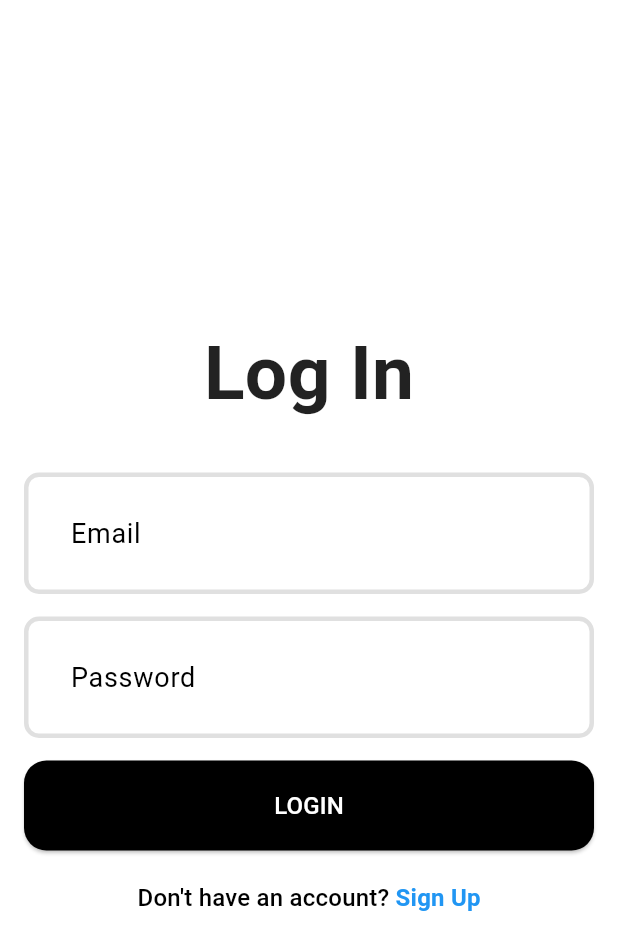
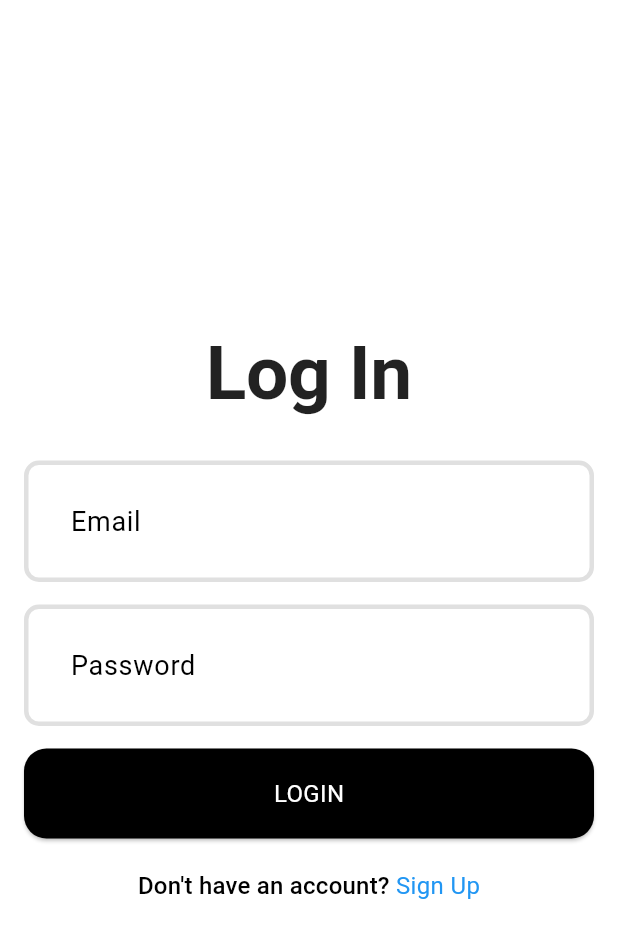
Before and after one commit to EmreDmrell/task-manager, a Flutter app: the screen it shows after launch, after a tap on "Skip", on a phone screen of 412 x 824 dp. Shown: the top 950 px of the screen. Run offline on Flutter 3.47's test engine with Material 3 defaults, Android fonts, the phone set to English and light mode, and no system bars; drawn by our look-alikes of showcaseview; our stand-ins replace connectivity_plus, flutter_bloc, introduction_screen, shared_preferences, sqflite; missing offline and left inert: flex_color_picker; accounts and stored records are empty.

Commit message:
refactor: Update text styles to use theme for consistency across login, signup, and onboarding pages

```diff
--- a/frontend/lib/features/auth/pages/login_page.dart
+++ b/frontend/lib/features/auth/pages/login_page.dart
@@ -57,13 +57,10 @@ class _LoginPageState extends State<LoginPage> {
               child: Column(
                 mainAxisAlignment: MainAxisAlignment.center,
                 children: [
-                  const Text(
-                    'Log In',
-                    style: TextStyle(
-                      fontSize: 50,
-                      fontWeight: FontWeight.bold,
-                    ),
-                  ),
+                  Text('Log In',
+                      style: Theme.of(context).textTheme.displayLarge?.copyWith(
+                            fontSize: 50,
+                          )),
                   SizedBox(height: 30),
                   TextFormField(
                     controller: emailController,
@@ -96,12 +93,11 @@ class _LoginPageState extends State<LoginPage> {
                   SizedBox(height: 15),
                   ElevatedButton(
                     onPressed: loginUser,
-                    child: const Text(
+                    child: Text(
                       'LOGIN',
-                      style: TextStyle(
-                        fontSize: 16,
-                        color: Colors.white,
-                      ),
+                      style: Theme.of(context).textTheme.bodyMedium?.copyWith(
+                            color: Colors.white,
+                          ),
                     ),
                   ),
                   const SizedBox(height: 20),
@@ -115,10 +111,12 @@ class _LoginPageState extends State<LoginPage> {
                         children: [
                           TextSpan(
                             text: 'Sign Up',
-                            style: const TextStyle(
-                              color: Colors.blue,
-                              fontWeight: FontWeight.bold,
-                            ),
+                            style: Theme.of(context)
+                                .textTheme
+                                .bodyMedium
+                                ?.copyWith(
+                                  color: Colors.blue,
+                                ),
                           ),
                         ],
                       ),
--- a/frontend/lib/features/onboarding/pages/onboarding_screen.dart
+++ b/frontend/lib/features/onboarding/pages/onboarding_screen.dart
@@ -8,6 +8,8 @@ class OnboardingScreen extends StatelessWidget {
 
   @override
   Widget build(BuildContext context) {
+    final textTheme = Theme.of(context).textTheme;
+
     return IntroductionScreen(
       pages: [
         PageViewModel(
@@ -15,11 +17,12 @@ class OnboardingScreen extends StatelessWidget {
           body:
               "Stay organized and boost your productivity with our intuitive task management app",
           image: Image.asset('assets/images/undraw_welcome-cats_tw36.png'),
-          decoration: const PageDecoration(
-            titleTextStyle:
-                TextStyle(fontSize: 28, fontWeight: FontWeight.bold),
-            bodyTextStyle: TextStyle(fontSize: 18),
-            imagePadding: EdgeInsets.only(top: 40),
+          decoration: PageDecoration(
+            titleTextStyle: textTheme.headlineMedium ??
+                const TextStyle(fontSize: 24.0, fontWeight: FontWeight.bold),
+            bodyTextStyle:
+                textTheme.bodyLarge ?? const TextStyle(fontSize: 16.0),
+            imagePadding: const EdgeInsets.only(top: 40),
           ),
         ),
         PageViewModel(
@@ -27,11 +30,12 @@ class OnboardingScreen extends StatelessWidget {
           body:
               "Easily create new tasks, set due dates, and organize them with custom colors",
           image: Image.asset('assets/images/undraw_to-do-list_dzdz.png'),
-          decoration: const PageDecoration(
-            titleTextStyle:
-                TextStyle(fontSize: 28, fontWeight: FontWeight.bold),
-            bodyTextStyle: TextStyle(fontSize: 18),
-            imagePadding: EdgeInsets.only(top: 40),
+          decoration: PageDecoration(
+            titleTextStyle: textTheme.headlineMedium ??
+                const TextStyle(fontSize: 24.0, fontWeight: FontWeight.bold),
+            bodyTextStyle:
+                textTheme.bodyLarge ?? const TextStyle(fontSize: 16.0),
+            imagePadding: const EdgeInsets.only(top: 40),
           ),
         ),
         PageViewModel(
@@ -40,11 +44,12 @@ class OnboardingScreen extends StatelessWidget {
               "Filter tasks by date and keep track of your daily achievements",
           image:
               Image.asset('assets/images/undraw_progress-indicator_c14b.png'),
-          decoration: const PageDecoration(
-            titleTextStyle:
-                TextStyle(fontSize: 28, fontWeight: FontWeight.bold),
-            bodyTextStyle: TextStyle(fontSize: 18),
-            imagePadding: EdgeInsets.only(top: 40),
+          decoration: PageDecoration(
+            titleTextStyle: textTheme.headlineMedium ??
+                const TextStyle(fontSize: 24.0, fontWeight: FontWeight.bold),
+            bodyTextStyle:
+                textTheme.bodyLarge ?? const TextStyle(fontSize: 16.0),
+            imagePadding: const EdgeInsets.only(top: 40),
           ),
         ),
         PageViewModel(
@@ -52,26 +57,29 @@ class OnboardingScreen extends StatelessWidget {
           body:
               "Your tasks are automatically synced when you're online, access them anywhere",
           image: Image.asset('assets/images/undraw_synchronize_txyw.png'),
-          decoration: const PageDecoration(
-            titleTextStyle:
-                TextStyle(fontSize: 28, fontWeight: FontWeight.bold),
-            bodyTextStyle: TextStyle(fontSize: 18),
-            imagePadding: EdgeInsets.only(top: 40),
+          decoration: PageDecoration(
+            titleTextStyle: textTheme.headlineMedium ??
+                const TextStyle(fontSize: 24.0, fontWeight: FontWeight.bold),
+            bodyTextStyle:
+                textTheme.bodyLarge ?? const TextStyle(fontSize: 16.0),
+            imagePadding: const EdgeInsets.only(top: 40),
           ),
         ),
       ],
       showSkipButton: true,
-      skip: const Text("Skip"),
-      next: const Text("Next"),
-      done: const Text("Get Started",
-          style: TextStyle(fontWeight: FontWeight.bold)),
+      skip: Text("Skip", style: textTheme.labelLarge),
+      next: Text("Next", style: textTheme.labelLarge),
+      done: Text(
+        "Get Started",
+        style: textTheme.labelLarge?.copyWith(fontWeight: FontWeight.bold),
+      ),
       onDone: () => _onIntroEnd(context),
       onSkip: () => _onIntroEnd(context),
       dotsDecorator: DotsDecorator(
         size: const Size(10.0, 10.0),
         color: Colors.grey,
         activeSize: const Size(22.0, 10.0),
-        activeColor: Colors.deepOrangeAccent,
+        activeColor: Theme.of(context).primaryColor,
         activeShape: RoundedRectangleBorder(
           borderRadius: BorderRadius.circular(24.0),
         ),
```
Also changed, not shown: frontend/lib/features/auth/pages/signup_page.dart (+12 -13 lines), frontend/lib/features/home/pages/add_new_task_page.dart (+2 -7 lines), frontend/lib/features/home/pages/home_page.dart (+4 -5 lines), frontend/lib/features/settings/theme_settings_page.dart (+4 -7 lines).
